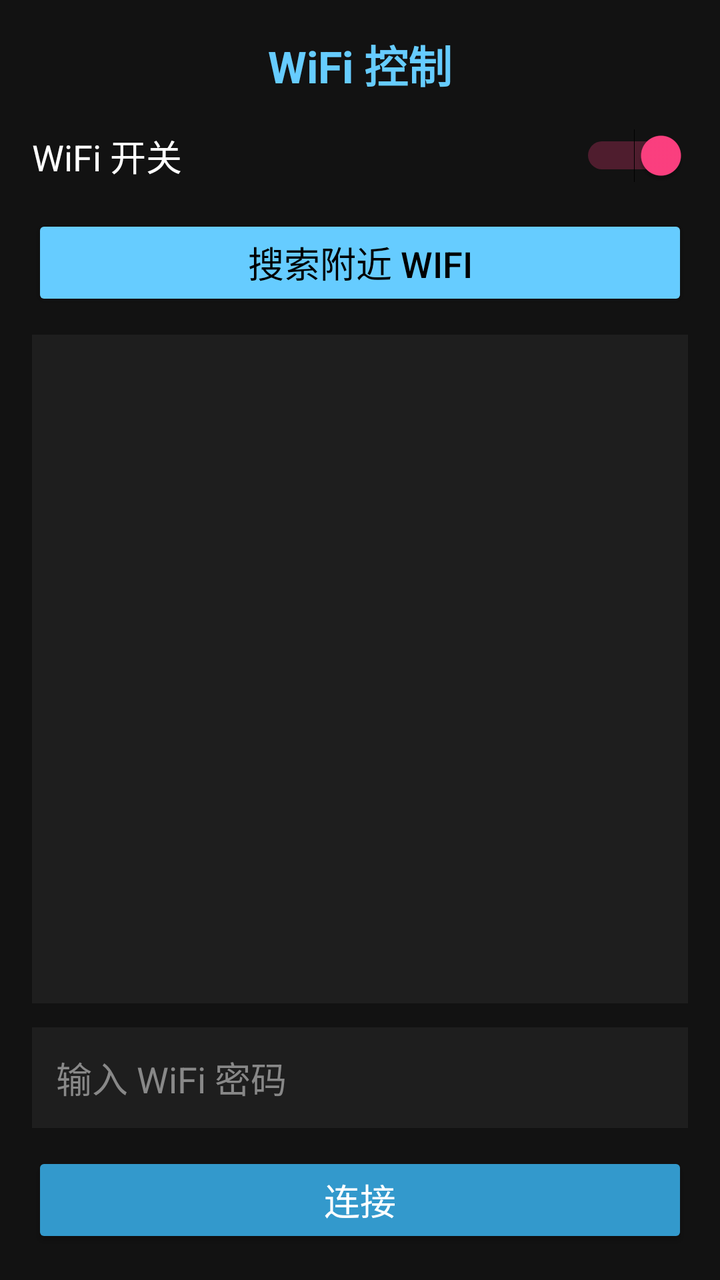
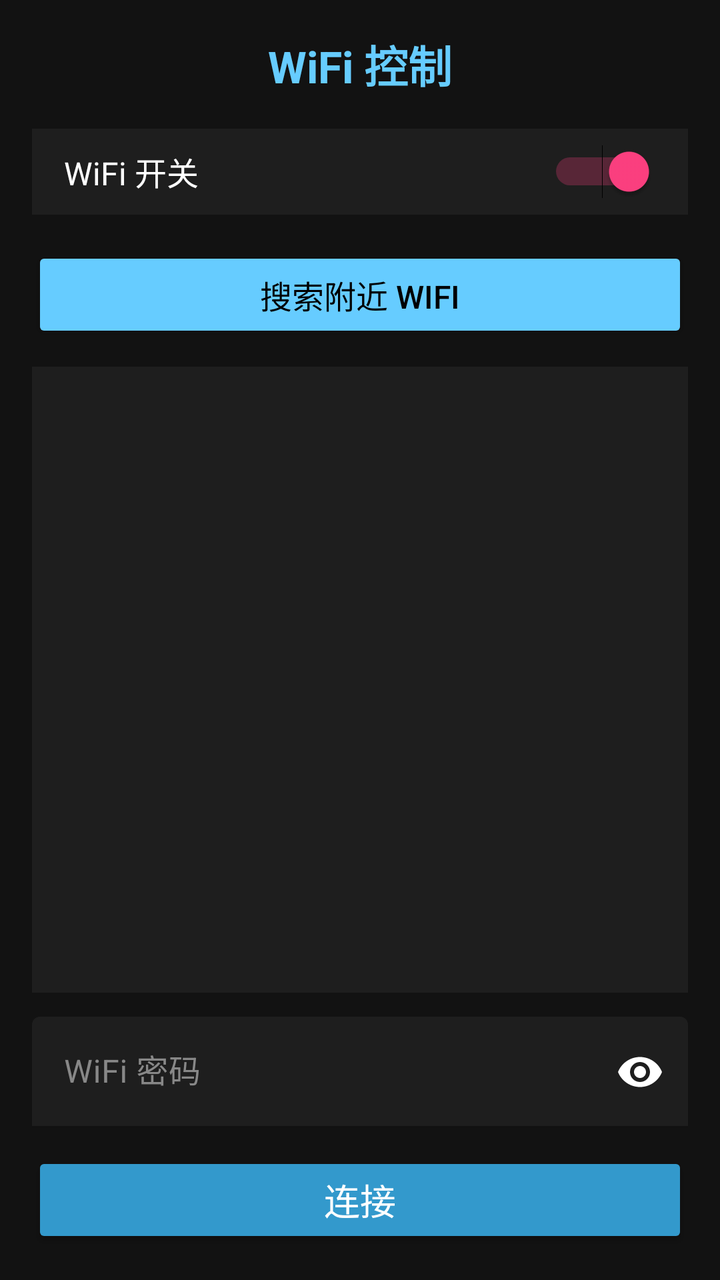

The first picture is an Android layout as it rendered before a commit; the second is the same layout after the commit. The layout source and the unified diff follow.
<!-- AndroidManifest.xml: application theme Theme.Esp32s3LedBle -->
<!-- res/layout/activity_wifi_control.xml -->
<?xml version="1.0" encoding="utf-8"?>
<LinearLayout xmlns:android="http://schemas.android.com/apk/res/android"
    android:layout_width="match_parent"
    android:layout_height="match_parent"
    android:orientation="vertical"
    android:background="@color/dark_bg"
    android:padding="16dp">

    <TextView
        android:layout_width="wrap_content"
        android:layout_height="wrap_content"
        android:text="WiFi 控制"
        android:textSize="22sp"
        android:textStyle="bold"
        android:textColor="@color/primary"
        android:layout_gravity="center_horizontal"
        android:layout_marginBottom="16dp" />

    <LinearLayout
        android:layout_width="match_parent"
        android:layout_height="wrap_content"
        android:orientation="horizontal"
        android:gravity="center_vertical"
        android:layout_marginBottom="16dp">
        <TextView
            android:layout_width="0dp"
            android:layout_weight="1"
            android:layout_height="wrap_content"
            android:text="WiFi 开关"
            android:textColor="@color/white"
            android:textSize="18sp" />
        <Switch
            android:id="@+id/switchWifi"
            android:layout_width="wrap_content"
            android:layout_height="wrap_content"
            android:checked="true" />
    </LinearLayout>

    <Button
        android:id="@+id/btnScanWifi"
        android:layout_width="match_parent"
        android:layout_height="wrap_content"
        android:text="搜索附近 WiFi"
        android:textSize="18sp"
        android:backgroundTint="@color/primary"
        android:textColor="@color/black"
        android:layout_marginBottom="12dp" />

    <ListView
        android:id="@+id/listWifi"
        android:layout_width="match_parent"
        android:layout_height="0dp"
        android:layout_weight="1"
        android:background="@color/card_bg"
        android:layout_marginBottom="12dp" />

    <EditText
        android:id="@+id/etWifiPassword"
        android:layout_width="match_parent"
        android:layout_height="wrap_content"
        android:hint="输入 WiFi 密码"
        android:textColorHint="#888888"
        android:textColor="@color/white"
        android:inputType="textPassword"
        android:background="@color/card_bg"
        android:padding="12dp"
        android:layout_marginBottom="12dp" />

    <Button
        android:id="@+id/btnConnectWifi"
        android:layout_width="match_parent"
        android:layout_height="wrap_content"
        android:text="连接"
        android:textSize="18sp"
        android:backgroundTint="@color/primary_dark"
        android:textColor="@color/white" />

</LinearLayout>
<!-- resources referenced by this layout -->
<resources>
  <color name="black">#FF000000</color>
  <color name="card_bg">#1E1E1E</color>
  <color name="dark_bg">#121212</color>
  <color name="primary">#66CCFF</color>
  <color name="primary_dark">#3399CC</color>
  <color name="white">#FFFFFFFF</color>
  <style name="Theme.Esp32s3LedBle" parent="Theme.MaterialComponents.DayNight.DarkActionBar">
          <item name="colorPrimary">@color/primary</item>
          <item name="colorPrimaryVariant">@color/primary_dark</item>
          <item name="colorOnPrimary">@color/black</item>
          <item name="colorSecondary">@color/accent</item>
          <item name="android:windowBackground">@color/dark_bg</item>
          <item name="android:statusBarColor">@color/primary_dark</item>
      </style>
  <color name="accent">#FF4081</color>
</resources>

<!-- the commit's change to res/layout/activity_wifi_control.xml (unified diff, before → after) -->
@@ -1,5 +1,6 @@
 <?xml version="1.0" encoding="utf-8"?>
 <LinearLayout xmlns:android="http://schemas.android.com/apk/res/android"
+    xmlns:app="http://schemas.android.com/apk/res-auto"
     android:layout_width="match_parent"
     android:layout_height="match_parent"
     android:orientation="vertical"
@@ -16,11 +17,15 @@
         android:layout_gravity="center_horizontal"
         android:layout_marginBottom="16dp" />
 
+    
     <LinearLayout
         android:layout_width="match_parent"
         android:layout_height="wrap_content"
         android:orientation="horizontal"
         android:gravity="center_vertical"
+        android:background="@color/card_bg"
+        android:paddingHorizontal="16dp"
+        android:paddingVertical="8dp"
         android:layout_marginBottom="16dp">
         <TextView
             android:layout_width="0dp"
@@ -28,7 +33,7 @@
             android:layout_height="wrap_content"
             android:text="WiFi 开关"
             android:textColor="@color/white"
-            android:textSize="18sp" />
+            android:textSize="16sp" />
         <Switch
             android:id="@+id/switchWifi"
             android:layout_width="wrap_content"
@@ -41,30 +46,46 @@
         android:layout_width="match_parent"
         android:layout_height="wrap_content"
         android:text="搜索附近 WiFi"
-        android:textSize="18sp"
+        android:textSize="16sp"
         android:backgroundTint="@color/primary"
         android:textColor="@color/black"
         android:layout_marginBottom="12dp" />
 
-    <ListView
-        android:id="@+id/listWifi"
+    
+    <FrameLayout
         android:layout_width="match_parent"
         android:layout_height="0dp"
         android:layout_weight="1"
         android:background="@color/card_bg"
-        android:layout_marginBottom="12dp" />
+        android:layout_marginBottom="12dp">
+        <ListView
+            android:id="@+id/listWifi"
+            android:layout_width="match_parent"
+            android:layout_height="match_parent"
+            android:divider="@color/divider"
+            android:dividerHeight="1dp" />
+    </FrameLayout>
 
-    <EditText
-        android:id="@+id/etWifiPassword"
+    
+    <com.google.android.material.textfield.TextInputLayout
+        android:id="@+id/tilPassword"
         android:layout_width="match_parent"
         android:layout_height="wrap_content"
-        android:hint="输入 WiFi 密码"
+        android:hint="WiFi 密码"
+        app:passwordToggleEnabled="true"
+        app:endIconMode="password_toggle"
+        app:boxBackgroundColor="@color/card_bg"
+        app:boxStrokeColor="@color/primary"
         android:textColorHint="#888888"
-        android:textColor="@color/white"
-        android:inputType="textPassword"
-        android:background="@color/card_bg"
-        android:padding="12dp"
-        android:layout_marginBottom="12dp" />
+        android:layout_marginBottom="12dp">
+
+        <com.google.android.material.textfield.TextInputEditText
+            android:id="@+id/etWifiPassword"
+            android:layout_width="match_parent"
+            android:layout_height="wrap_content"
+            android:inputType="textPassword"
+            android:textColor="@color/white" />
+    </com.google.android.material.textfield.TextInputLayout>
 
     <Button
         android:id="@+id/btnConnectWifi"
<!-- resource entries referenced after the edit -->
@@ -3,6 +3,7 @@
   <color name="black">#FF000000</color>
   <color name="card_bg">#1E1E1E</color>
   <color name="dark_bg">#121212</color>
+  <color name="divider">#333333</color>
   <color name="primary">#66CCFF</color>
   <color name="primary_dark">#3399CC</color>
   <color name="white">#FFFFFFFF</color>
